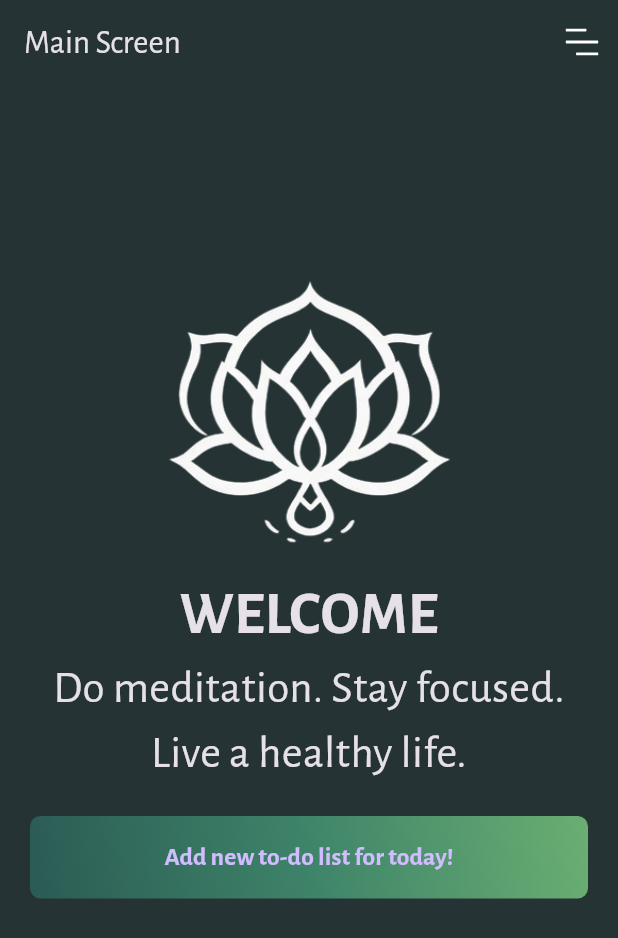
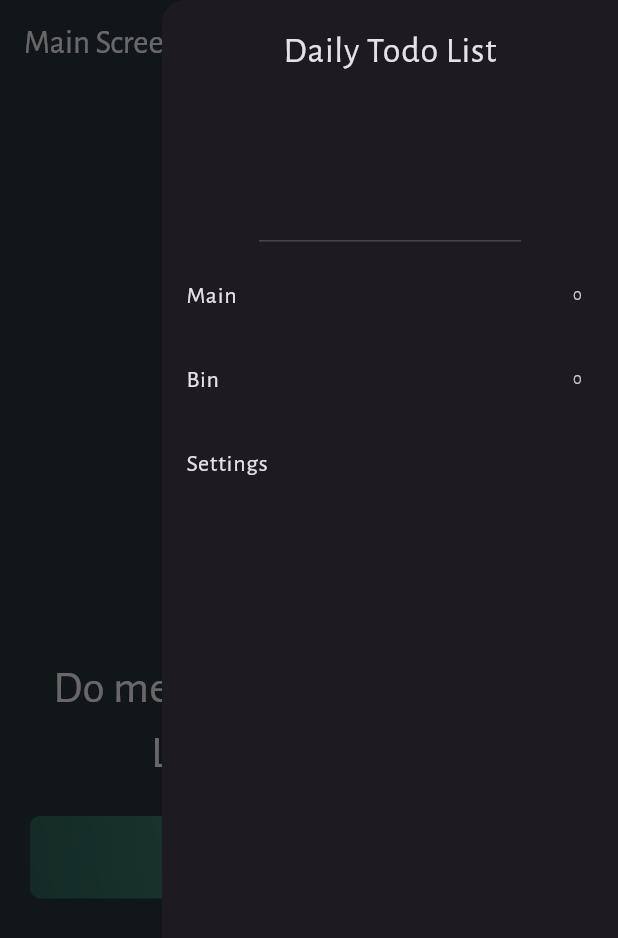
Before and after one commit to seven1106/daily-todo-list, a Flutter app: the MainScreen screen opened directly, after a tap on an icon or button, on a phone screen of 412 x 824 dp. Shown: the top 938 px of the screen. Run offline on Flutter 3.47's test engine with Material 3 defaults, Android fonts, the phone set to English and light mode, and no system bars; our stand-ins replace bloc, equatable, flutter_bloc, flutter_svg, hydrated_bloc.

```diff
--- a/lib/blocs/tasks_bloc/tasks_bloc.dart
+++ b/lib/blocs/tasks_bloc/tasks_bloc.dart
@@ -13,6 +13,7 @@ class TasksBloc extends HydratedBloc<TasksEvent, TasksState> {
     on<AddTask>(_addTask);
     on<UpdateTask>(_updateTask);
     on<DeleteTask>(_deleteTask);
+    on<RemoveTask>(_removeTask);
   }
   _addTask(AddTask event, Emitter<TasksState> emit) {
     emit(TasksState(allTasks: List.from(state.allTasks)..add(event.task)));
@@ -30,13 +31,19 @@ class TasksBloc extends HydratedBloc<TasksEvent, TasksState> {
   }
 
   _deleteTask(DeleteTask event, Emitter<TasksState> emit) {
-    final updatedTasks = state.allTasks.map((task) {
-      if (task == event.task) {
-        return task.copyWith(isDeleted: true);
-      }
-      return task;
-    }).toList();
-    emit(TasksState(allTasks: updatedTasks));
+    final state = this.state;
+    emit(TasksState(removedTasks: List.from(state.removedTasks)..remove(event.task)));
+  }
+
+  _removeTask(RemoveTask event, Emitter<TasksState> emit) {
+    final state = this.state;
+    emit(
+      TasksState(
+        allTasks: List.from(state.allTasks)..remove(event.task),
+        removedTasks: List.from(state.removedTasks)
+          ..add(event.task.copyWith(isDeleted: true)),
+      ),
+    );
   }
 
   @override
--- a/lib/blocs/tasks_bloc/tasks_event.dart
+++ b/lib/blocs/tasks_bloc/tasks_event.dart
@@ -31,3 +31,11 @@ class DeleteTask extends TasksEvent {
   @override
   List<Object?> get props => [task];
 }
+class RemoveTask extends TasksEvent {
+  final TaskModel task;
+  const RemoveTask({
+    required this.task,
+  });
+  @override
+  List<Object?> get props => [task];
+}
--- a/lib/blocs/tasks_bloc/tasks_state.dart
+++ b/lib/blocs/tasks_bloc/tasks_state.dart
@@ -1,20 +1,26 @@
 part of 'tasks_bloc.dart';
 
-class TasksState extends Equatable{
+class TasksState extends Equatable {
   final List<TaskModel> allTasks;
-   TasksState({ this.allTasks = const <TaskModel>[]});
+  final List<TaskModel> removedTasks;
+  const TasksState({
+    this.allTasks = const <TaskModel>[],
+    this.removedTasks = const <TaskModel>[],
+  });
   @override
   List<Object?> get props => [allTasks];
 
   Map<String, dynamic> toMap() {
     return {
       'allTasks': allTasks.map((x) => x.toMap()).toList(),
+      'removedTasks': removedTasks.map((x) => x.toMap()).toList(),
     };
   }
 
   factory TasksState.fromMap(Map<String, dynamic> map) {
     return TasksState(
       allTasks: List<TaskModel>.from(map['allTasks']?.map((x) => TaskModel.fromMap(x))),
+      removedTasks: List<TaskModel>.from(map['removedTasks']?.map((x) => TaskModel.fromMap(x))),
     );
   }
 }
--- a/lib/config/theme/theme.dart
+++ b/lib/config/theme/theme.dart
@@ -16,7 +16,13 @@ class AppTheme {
     textTheme: ThemeData.dark().textTheme.apply(
           fontFamily: 'AlegreyaSans',
         ),
-
+    pageTransitionsTheme: const PageTransitionsTheme(builders: {
+      TargetPlatform.android: NoTransitionsOnPlatform(),
+      TargetPlatform.iOS: NoTransitionsOnPlatform(),
+      TargetPlatform.linux: NoTransitionsOnPlatform(),
+      TargetPlatform.macOS: NoTransitionsOnPlatform(),
+      TargetPlatform.windows: NoTransitionsOnPlatform(),
+    }),
     floatingActionButtonTheme: const FloatingActionButtonThemeData(
       backgroundColor: AppPalette.gradient2,
     ),
@@ -40,7 +46,6 @@ class AppTheme {
       ),
       side: BorderSide.none,
     ),
-
     inputDecorationTheme: InputDecorationTheme(
       contentPadding: const EdgeInsets.all(27),
       border: _border(),
@@ -50,3 +55,30 @@ class AppTheme {
     ),
   );
 }
+
+class NoTransitionsOnPlatform extends PageTransitionsBuilder {
+  const NoTransitionsOnPlatform();
+
+  @override
+  Widget buildTransitions<T>(
+      PageRoute<T> route,
+      BuildContext context,
+      Animation<double> animation,
+      Animation<double> secondaryAnimation,
+      Widget child,
+      ) {
+    // if (ModalRoute.of(context)!.isFirst) {
+    //   return child;
+    // }
+
+    // Thực hiện slide animation
+    return child;
+    //   SlideTransition(
+    //   position: Tween<Offset>(
+    //     begin: const Offset(1.0, 0.0),
+    //     end: Offset.zero,
+    //   ).animate(animation),
+    //   child: child,
+    // );
+  }
+}
--- a/lib/main.dart
+++ b/lib/main.dart
@@ -1,3 +1,4 @@
+import 'package:daily_todo_list/services/app_router.dart';
 import 'package:flutter/foundation.dart';
 import 'package:flutter/material.dart';
 import 'package:path_provider/path_provider.dart';
@@ -12,7 +13,7 @@ Future<void> main() async {
     storageDirectory:
         kIsWeb ? HydratedStorage.webStorageDirectory : await getTemporaryDirectory(),
   );
-    runApp(const MyApp());
+  runApp(const MyApp());
 }
 
 class MyApp extends StatelessWidget {
@@ -27,6 +28,7 @@ class MyApp extends StatelessWidget {
         debugShowCheckedModeBanner: false,
         theme: AppTheme.darkThemeMode,
         home: const MainScreen(),
+        onGenerateRoute: AppRouter.onGenerateRoute,
       ),
     );
   }
--- a/lib/screens/create_new_todo_list.dart
+++ b/lib/screens/create_new_todo_list.dart
@@ -7,9 +7,7 @@ import '../blocs/tasks_bloc/tasks_bloc.dart';
 import '../widgets/gradient_btn.dart';
 
 class CreateNewTodoList extends StatefulWidget {
-  static route() => MaterialPageRoute(
-        builder: (context) => const CreateNewTodoList(),
-      );
+  static const id = 'create_new_todo_list';
   const CreateNewTodoList({Key? key}) : super(key: key);
 
   @override
--- /dev/null
+++ b/lib/screens/main_drawer.dart
@@ -0,0 +1,60 @@
+import 'package:daily_todo_list/screens/main_screen.dart';
+import 'package:daily_todo_list/screens/bin_screen.dart';
+import 'package:flutter/material.dart';
+
+import '../blocs/bloc_exports.dart';
+import '../blocs/tasks_bloc/tasks_bloc.dart';
+
+class MainDrawer extends StatelessWidget {
+  final screenId;
+
+  const MainDrawer({super.key, required this.screenId});
+
+  @override
+  Widget build(BuildContext context) {
+    return BlocBuilder<TasksBloc, TasksState>(
+      builder: (context, state) {
+        return Drawer(
+          child: Column(
+            children: [
+              const DrawerHeader(
+                decoration: BoxDecoration(),
+                child: Text('Daily Todo List', style: TextStyle(fontSize: 24)),
+              ),
+              ListTile(
+                title: const Text('Main'),
+                trailing: Text('${state.allTasks.length}'),
+                onTap: () {
+                  if (screenId != MainScreen.id) {
+                    Navigator.of(context)
+                        .pushNamedAndRemoveUntil(MainScreen.id, (route) => false);
+                  } else {
+                    Navigator.pop(context);
+                  }
+                },
+              ),
+              ListTile(
+                title: const Text('Bin'),
+                trailing: Text('${state.removedTasks.length}'),
+                onTap: () {
+                  if (screenId != BinScreen.id) {
+                    Navigator.of(context)
+                        .pushNamedAndRemoveUntil(BinScreen.id, (route) => false);
+                  } else {
+                    Navigator.pop(context);
+                  }
+                },
+              ),
+              ListTile(
+                title: const Text('Settings'),
+                onTap: () {
+                  Navigator.pop(context);
+                },
+              ),
+            ],
+          ),
+        );
+      },
+    );
+  }
+}
--- a/lib/screens/main_screen.dart
+++ b/lib/screens/main_screen.dart
@@ -1,4 +1,5 @@
 import 'package:daily_todo_list/screens/create_new_todo_list.dart';
+import 'package:daily_todo_list/screens/main_drawer.dart';
 import 'package:daily_todo_list/widgets/gradient_btn.dart';
 import 'package:flutter/material.dart';
 import 'package:flutter_svg/svg.dart';
@@ -10,9 +11,14 @@ import '../widgets/tasks_list.dart';
 
 class MainScreen extends StatelessWidget {
   const MainScreen({Key? key}) : super(key: key);
+  static const id = 'MainScreen';
 
   void _addTask(BuildContext context) {
-    Navigator.push(context, CreateNewTodoList.route());
+    Navigator.pushNamed(context, CreateNewTodoList.id);
+  }
+
+  void displayEndDrawer(BuildContext context) {
+    Scaffold.of(context).openEndDrawer();
   }
 
   @override
@@ -21,13 +27,19 @@ class MainScreen extends StatelessWidget {
       builder: (context, state) {
         List<TaskModel> tasksList = state.allTasks;
         return Scaffold(
+          endDrawer: const MainDrawer(screenId: MainScreen.id),
           appBar: AppBar(
             title: const Text('Main Screen'),
             actions: [
-              IconButton(
-                onPressed: () {},
-                icon: SvgPicture.asset(Constants.menuPath, semanticsLabel: 'menu'),
-              )
+              Builder(builder: (context) {
+                return IconButton(
+                  icon: Padding(
+                    padding: const EdgeInsets.symmetric(horizontal: 5.0),
+                    child: SvgPicture.asset(Constants.menuPath, semanticsLabel: 'menu'),
+                  ),
+                  onPressed: () => displayEndDrawer(context),
+                );
+              })
             ],
           ),
           body: tasksList.isEmpty
@@ -55,7 +67,6 @@ class MainScreen extends StatelessWidget {
                             _addTask(context);
                           },
                         ),
-
                       ],
                     ),
                   ),
@@ -81,14 +92,15 @@ class MainScreen extends StatelessWidget {
                     ),
                   ],
                 ),
-
-          floatingActionButton: tasksList.isNotEmpty ? FloatingActionButton(
+          floatingActionButton: tasksList.isNotEmpty
+              ? FloatingActionButton(
                   onPressed: () {
                     _addTask(context);
                   },
                   tooltip: 'Add Task',
                   child: const Icon(Icons.add),
-          ) : null,
+                )
+              : null,
         );
       },
     );
```
Also changed, not shown: lib/screens/bin_screen.dart (added, +64 -0 lines), lib/services/app_router.dart (added, +24 -0 lines), lib/widgets/task_tile.dart (added, +42 -0 lines), lib/widgets/tasks_list.dart (+6 -23 lines). Lines whose indentation alone changed are shown as unchanged.
